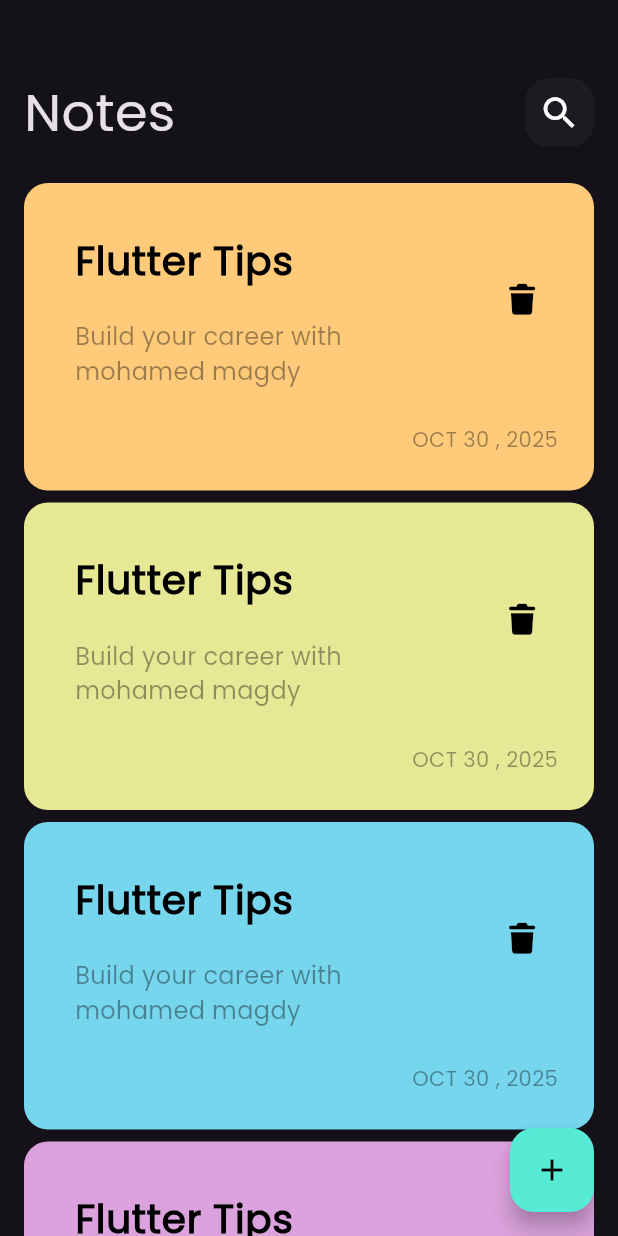
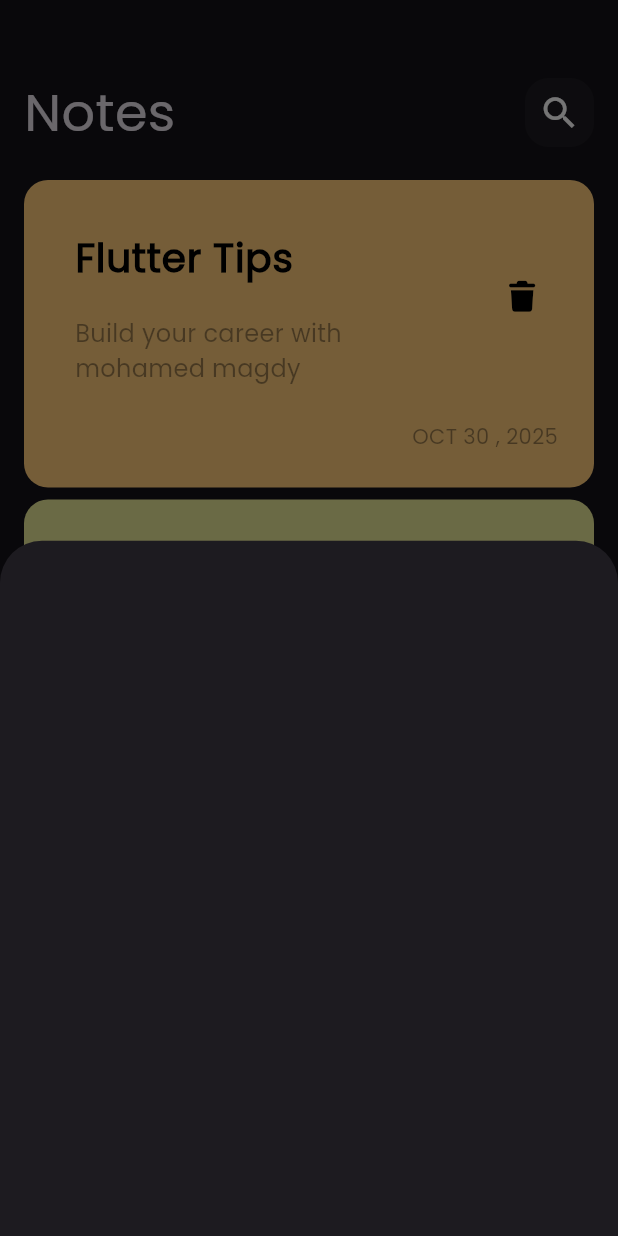
Before and after one commit to mohamed131999/notes_app, a Flutter app: the screen it shows after launch, after a tap on the "add" icon, on a phone screen of 412 x 824 dp. Run offline on Flutter 3.47's test engine with Material 3 defaults, Android fonts, the phone set to English and light mode, and no system bars; our stand-ins replace font_awesome_flutter.

Commit message:
Show Modal Bottom Sheet & Padding LV

```diff
--- a/lib/views/notes_view.dart
+++ b/lib/views/notes_view.dart
@@ -1,4 +1,5 @@
 import 'package:flutter/material.dart';
+import 'package:notesapp/widgets/Show_modal_bottom_sheet.dart';
 import 'package:notesapp/widgets/notes_view_body.dart';
 
 class NotesView extends StatelessWidget {
@@ -9,7 +10,14 @@ class NotesView extends StatelessWidget {
     return Scaffold(
       floatingActionButton: FloatingActionButton(
         backgroundColor: Color(0xff57EBD6),
-        onPressed: () {},
+        onPressed: () {
+          showModalBottomSheet(
+            context: context,
+            builder: (context) {
+              return AddNoteBottomSheet();
+            },
+          );
+        },
         child: const Icon(Icons.add, color: Colors.black),
       ),
       body: NotesViewBody(),
--- /dev/null
+++ b/lib/widgets/Show_modal_bottom_sheet.dart
@@ -0,0 +1,10 @@
+import 'package:flutter/material.dart';
+
+class AddNoteBottomSheet extends StatelessWidget {
+  const AddNoteBottomSheet({super.key});
+
+  @override
+  Widget build(BuildContext context) {
+    return Container();
+  }
+}
--- a/lib/widgets/notes_list_view.dart
+++ b/lib/widgets/notes_list_view.dart
@@ -11,7 +11,10 @@ class NotesListView extends StatelessWidget {
   ];
   @override
   Widget build(BuildContext context) {
-    return ListView.builder(
+    return Padding(
+      padding: const EdgeInsets.only(top: 16.0, bottom: 28),
+      child: ListView.builder(
+        padding: EdgeInsets.zero,
         itemBuilder: (context, index) {
           final color = colors[index % colors.length];
           return Padding(
@@ -19,6 +22,7 @@ class NotesListView extends StatelessWidget {
             child: NoteItem(color: color),
           );
         },
+      ),
     );
   }
 }
--- a/lib/widgets/notes_view_body.dart
+++ b/lib/widgets/notes_view_body.dart
@@ -13,7 +13,7 @@ class NotesViewBody extends StatelessWidget {
         children: [
           SizedBox(height: 50),
           CustomAppBar(),
-          SizedBox(height: 18),
+
           Expanded(child: NotesListView()),
         ],
       ),
```
Lines whose indentation alone changed are shown as unchanged.
